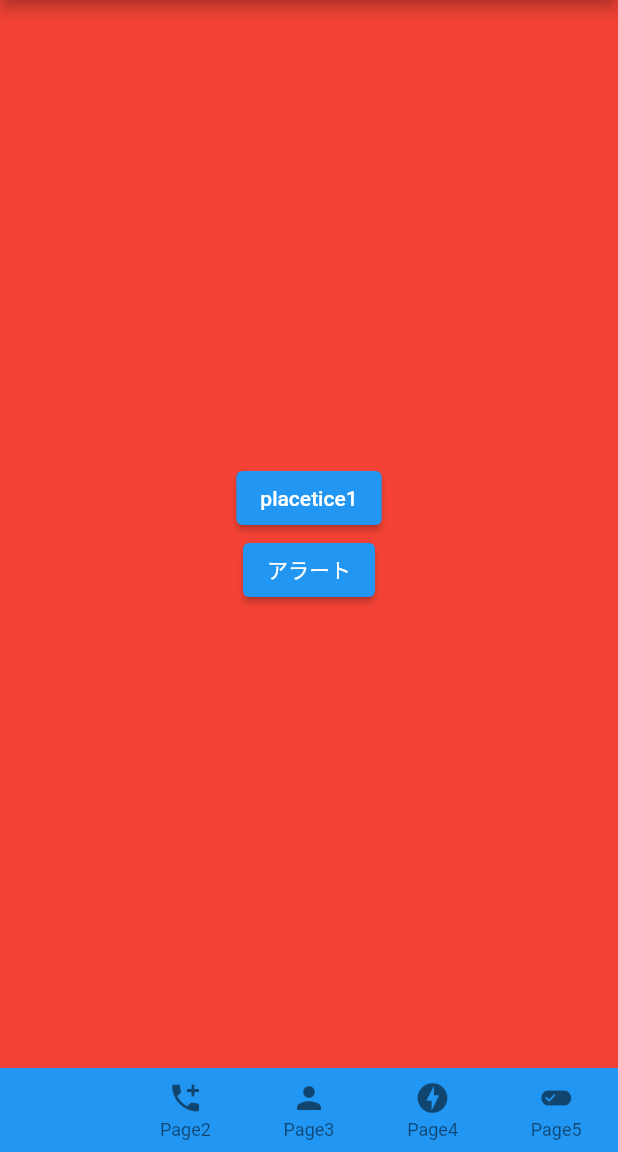
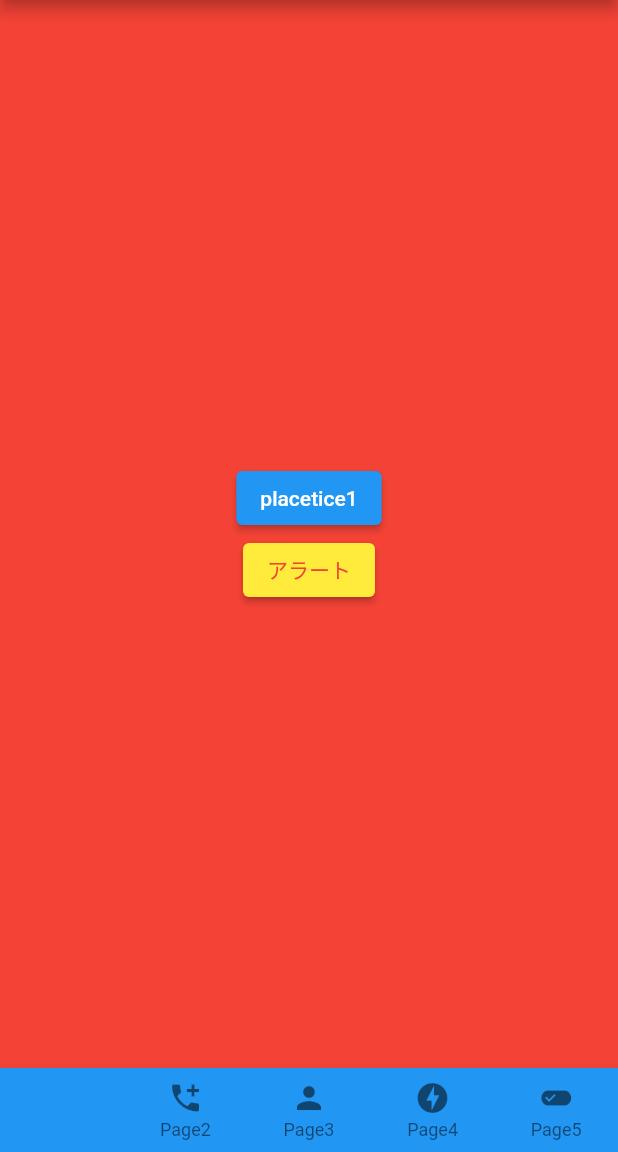
Before and after one commit to ramen2020/flutter_cheat, a Flutter app: the screen it shows after launch, on a phone screen of 412 x 824 dp, the part 84-1236 px from its top. Run offline on Flutter 3.47's test engine with Material 2 defaults, Android fonts, the phone set to English and light mode, and no system bars.

Commit message:
ボタン微調整

```diff
--- a/lib/pages/page1_page.dart
+++ b/lib/pages/page1_page.dart
@@ -26,9 +26,12 @@ class Page1 extends StatelessWidget {
                 child: Text(
                   'アラート',
                   style: TextStyle(
-                    color: Colors.white,
+                    color: Colors.red,
                   ),
                 ),
+                              style: ElevatedButton.styleFrom(
+                primary: Colors.yellow, //ボタンの背景色
+              ),
                 onPressed: () async {
                   await showDialog<int>(
                     context: context,
```
